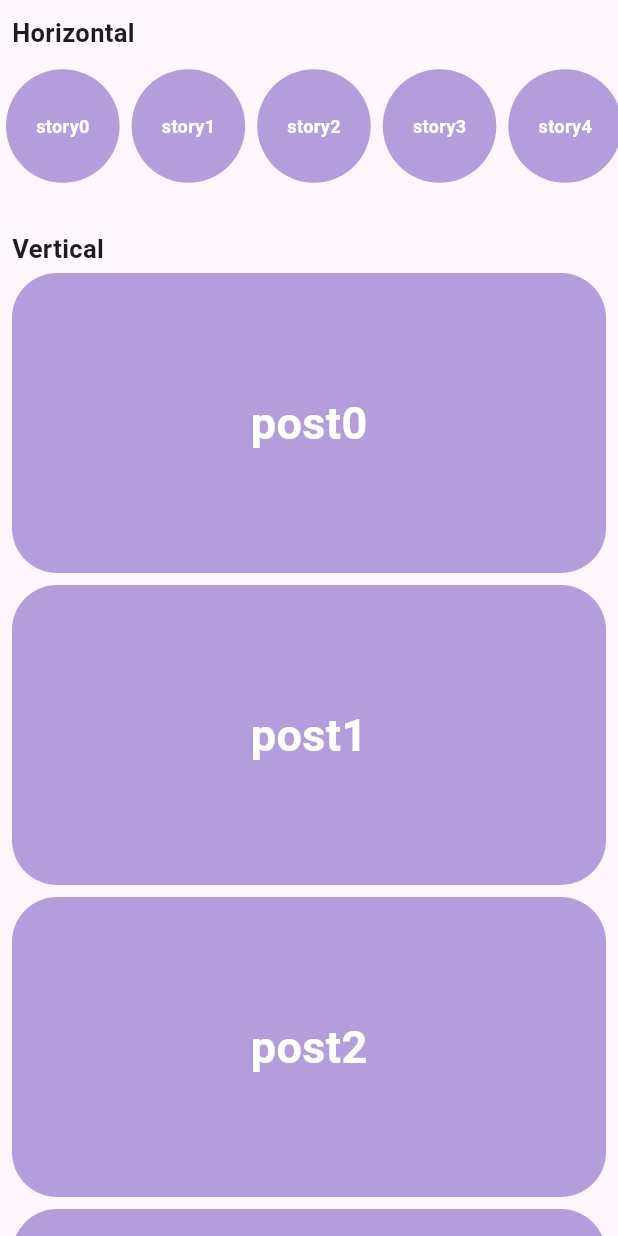
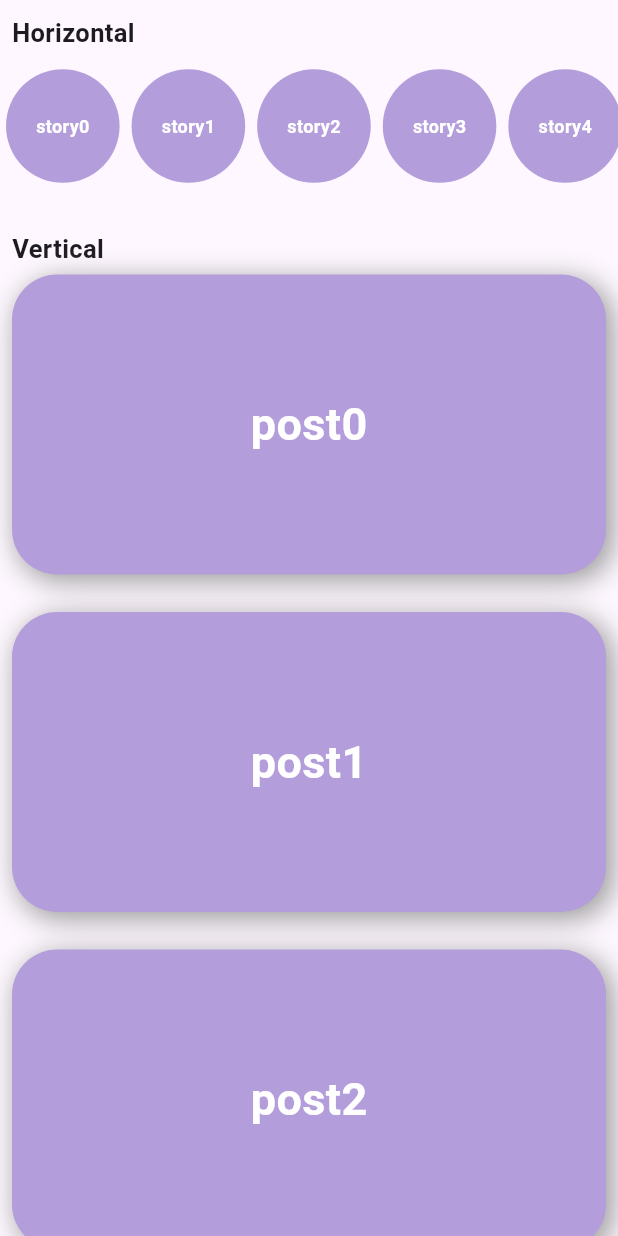
Before and after one commit to Bhavyansh03-tech/ListViewBuilder, a Flutter app: the screen it shows after launch, on a phone screen of 412 x 824 dp. Run offline on Flutter 3.47's test engine with Material 3 defaults, Android fonts, the phone set to English and light mode, and no system bars.

Commit message:
initial commit

```diff
--- a/lib/main.dart
+++ b/lib/main.dart
@@ -79,13 +79,21 @@ class BoxItem extends StatelessWidget {
   @override
   Widget build(BuildContext context) {
     return Padding(
-      padding: const EdgeInsets.symmetric(horizontal: 8.0, vertical: 4.0),
+      padding: const EdgeInsets.fromLTRB(8, 5, 8, 20),
       child: Container(
           height: 200,
           alignment: Alignment.center,
           decoration: BoxDecoration(
               color: Colors.deepPurple[200],
-              borderRadius: BorderRadius.circular(30)
+              borderRadius: BorderRadius.circular(30),
+              boxShadow: [
+                BoxShadow(
+                  color: Colors.grey.shade500,
+                  offset: const Offset(4.0, 4.0),
+                  blurRadius: 15,
+                  spreadRadius: 1.0,
+                )
+              ]
           ),
         child: Text(txt, style: const TextStyle(color: Colors.white, fontWeight: FontWeight.bold, fontSize: 30),),
       ),
@@ -104,8 +112,8 @@ class CircleItem extends StatelessWidget {
       child: Container(
         alignment: Alignment.center,
         decoration: BoxDecoration(
-            color: Colors.deepPurple[200],
-            shape: BoxShape.circle
+          color: Colors.deepPurple[200],
+          shape: BoxShape.circle
         ),
         child: Padding(
           padding: const EdgeInsets.all(20.0),
```
